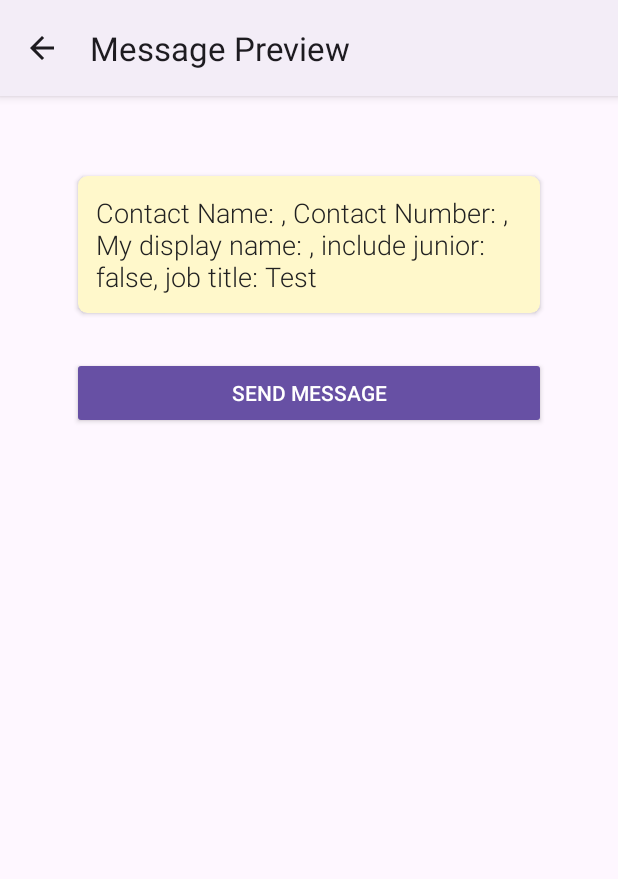
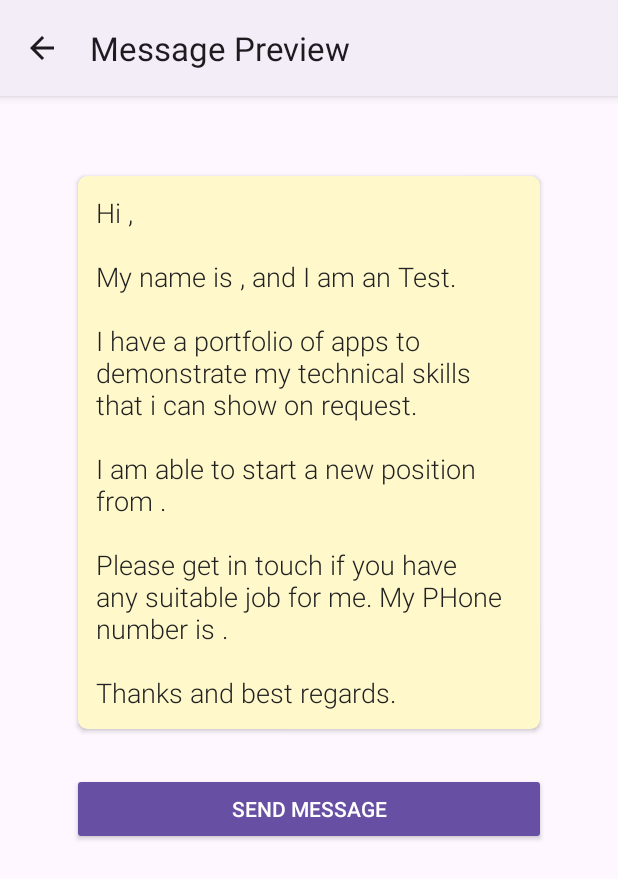
Before and after one commit to kem79/My-Self-Promo-App, an Android app: the screen it shows after launch (PreviewActivity), after a tap on "PREVIEW MESSAGE", on a phone screen of 412 x 824 dp. Shown: the top 879 px of the screen. Run offline under Robolectric (Android 15) with nearby library versions, the phone set to English and light mode, and no system bars.

Commit message:
Create Message Serialisable, pass it as intent and display message in the preview activity #10

```diff
--- a/app/src/main/java/com/marcal/selfpromoapp/MainActivity.kt
+++ b/app/src/main/java/com/marcal/selfpromoapp/MainActivity.kt
@@ -33,22 +33,18 @@ class MainActivity : AppCompatActivity() {
             "This is my TAG",
             "Currently, contactNameEditText is " + binding.editTextContactName.toString()
         )
-        val contactName = binding.editTextContactName.text.toString()
-        val contactNumber = binding.editTextContactNumber.text.toString()
-        val myDisplayName = binding.editTextMyDisplayName.text.toString()
-        val includeJunior = binding.checkBoxJunior.isChecked
-        val jobTitle = binding.spinnerJobTitle.selectedItem?.toString()
-        val immediateStart = binding.checkBoxImmediateStart.isChecked
-        val startDate = binding.editTextStartDate.text.toString()
+        val message = Message(
+            binding.editTextContactName.text.toString(),
+            binding.editTextContactNumber.text.toString(),
+            binding.editTextMyDisplayName.text.toString(),
+            binding.checkBoxJunior.isChecked,
+            binding.spinnerJobTitle.selectedItem?.toString(),
+            binding.checkBoxImmediateStart.isChecked,
+            binding.editTextStartDate.text.toString()
+        )
 
         val previewActivityIntent = Intent(this, PreviewActivity::class.java)
-        previewActivityIntent.putExtra("Contact Name", contactName)
-        previewActivityIntent.putExtra("Contact Number", contactNumber)
-        previewActivityIntent.putExtra("My Display Name", myDisplayName)
-        previewActivityIntent.putExtra("Include Junior", includeJunior)
-        previewActivityIntent.putExtra("Job Title", jobTitle)
-        previewActivityIntent.putExtra("Immediate Start", immediateStart)
-        previewActivityIntent.putExtra("Start Date", startDate)
+        previewActivityIntent.putExtra("Message", message)
         startActivity(previewActivityIntent)
     }
 }
--- /dev/null
+++ b/app/src/main/java/com/marcal/selfpromoapp/Message.kt
@@ -0,0 +1,19 @@
+package com.marcal.selfpromoapp
+
+import java.io.Serializable
+
+data class Message(
+    val contactName: String,
+    val contactNumber: String,
+    val myDisplayName: String,
+    val includeJunior: Boolean,
+    val jobTitle: String?,
+    val immediateStart: Boolean,
+    val startDate: String?
+) : Serializable {
+
+    fun getFullJobDescription() = if (includeJunior) "a Junior $jobTitle" else "an $jobTitle"
+
+    fun getAvailability() = if (immediateStart) "immediately" else "from $startDate"
+
+}
--- a/app/src/main/java/com/marcal/selfpromoapp/PreviewActivity.kt
+++ b/app/src/main/java/com/marcal/selfpromoapp/PreviewActivity.kt
@@ -13,16 +13,26 @@ class PreviewActivity : AppCompatActivity() {
         val binding = ActivityPreviewBinding.inflate(layoutInflater)
         val view = binding.root
         setContentView(view)
-        val contactName = intent.getStringExtra("Contact Name")
-        val contactNumber = intent.getStringExtra("Contact Number")
-        val myDisplayName = intent.getStringExtra("My Display Name")
-        val includeJunior = intent.getBooleanExtra("Include Junior", false)
-        val jobTitle = intent.getStringExtra("Job Title")
-        val immediateStart = intent.getBooleanExtra("Immediate Start", false)
-        val startDate = intent.getStringExtra("Start Date")
 
-        val testString = "Contact Name: $contactName, Contact Number: $contactNumber, My display name: $myDisplayName, include junior: $includeJunior, job title: $jobTitle"
-        binding.textViewMessage.text = testString
+        // casting with "as"
+        val message = intent.getSerializableExtra("Message") as Message
+
+        // raw string with triple quotes
+        val messagePreviewText = """
+            Hi ${message.contactName},
+
+            My name is ${message.myDisplayName}, and I am ${message.getFullJobDescription()}.
+
+            I have a portfolio of apps to demonstrate my technical skills that i can show on request.
+
+            I am able to start a new position ${message.getAvailability()}.
+
+            Please get in touch if you have any suitable job for me. My PHone number is ${message.contactNumber}.
+
+            Thanks and best regards.
+        """.trimIndent()
+
+        binding.textViewMessage.text = messagePreviewText
 
     }
 }
```
